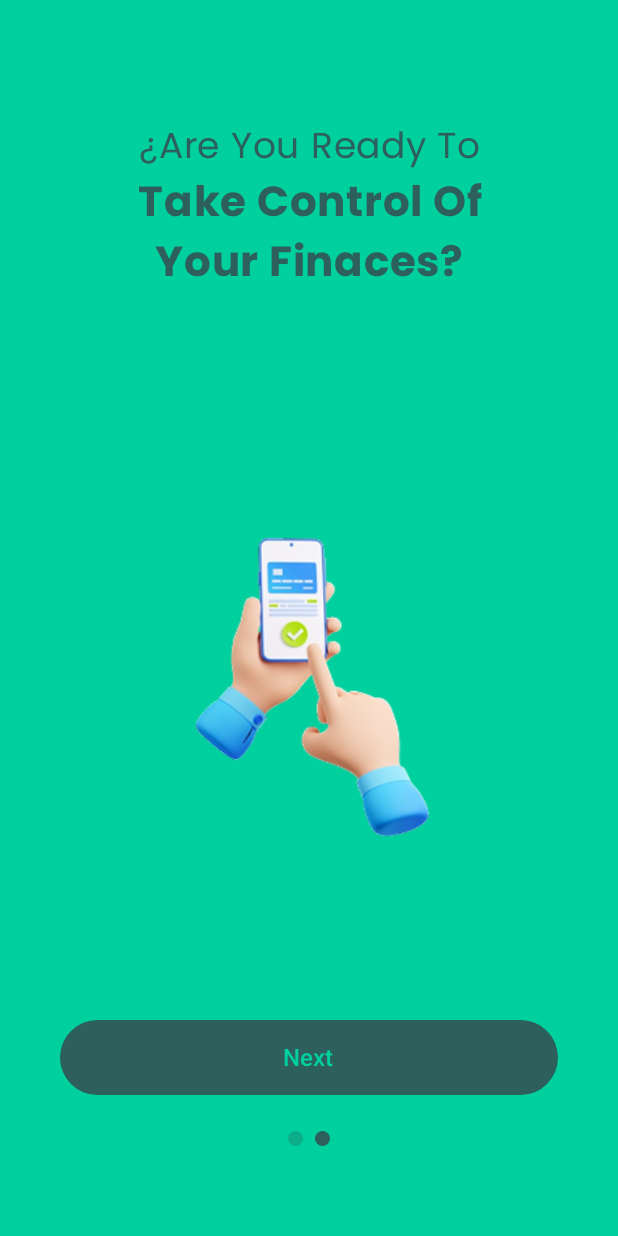
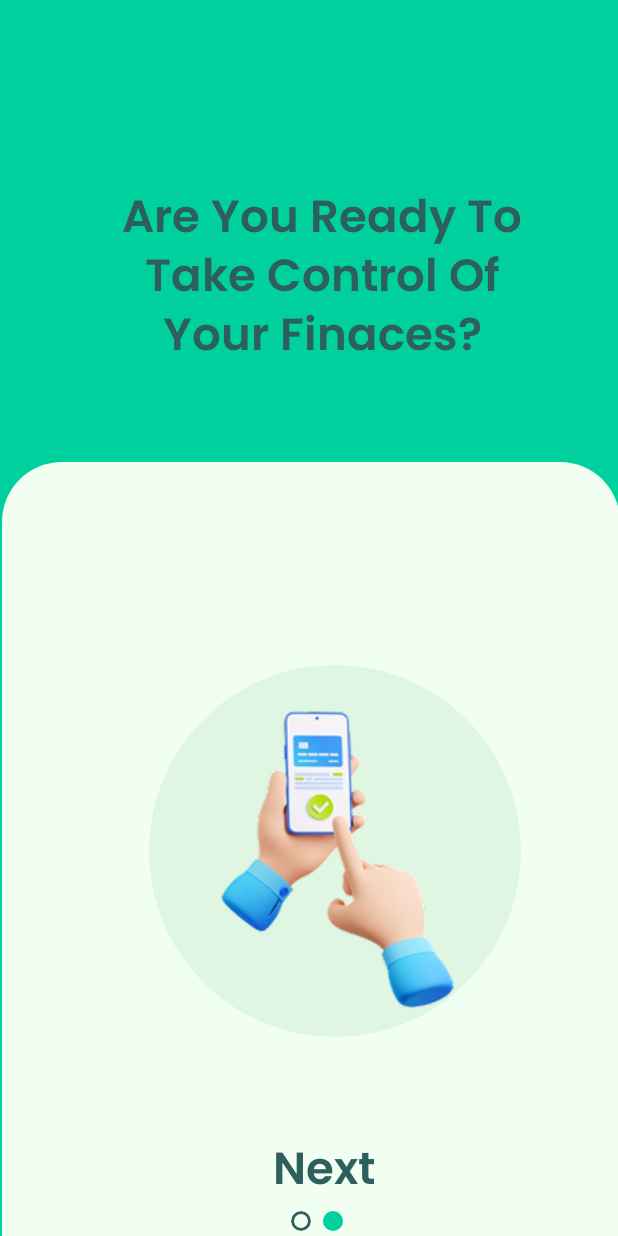
Before and after one commit to jjulianne/FinanceApp, an Android app built with Jetpack Compose: the screen it shows after launch (MainActivity), after a tap on "Next", on a phone screen of 412 x 824 dp. Run offline under Robolectric (Android 15) with nearby library versions, the phone set to English and light mode, and no system bars; our stand-ins replace Dagger/Hilt's generated code.

Commit message:
Cambios en visuales en onboarding e implementaciond e utils para evitar conflictos

```diff
--- /dev/null
+++ b/app/src/main/java/com/example/financeapp/core/Utils.kt
@@ -0,0 +1,23 @@
+package com.example.financeapp.core
+
+import androidx.compose.foundation.clickable
+import androidx.compose.foundation.interaction.MutableInteractionSource
+import androidx.compose.runtime.Composable
+import androidx.compose.runtime.remember
+import androidx.compose.ui.Modifier
+
+/**
+ * Extension function para hacer un Composable clickeable
+ * sin mostrar el efecto 'ripple'.
+ */
+@Composable
+fun Modifier.noRippleClickable(onClick: () -> Unit): Modifier = this.then(
+    Modifier.clickable(
+        indication = null,
+        interactionSource = remember { MutableInteractionSource() }
+    ) {
+        onClick()
+    }
+)
+
+// Aca se pueden sumar futuras funciones
--- a/app/src/main/java/com/example/financeapp/ui/screens/launch/Onboarding1Screen.kt
+++ b/app/src/main/java/com/example/financeapp/ui/screens/launch/Onboarding1Screen.kt
@@ -2,26 +2,23 @@ package com.example.financeapp.ui.screens.launch
 
 import androidx.compose.foundation.Image
 import androidx.compose.foundation.background
+import androidx.compose.foundation.border
 import androidx.compose.foundation.layout.Arrangement
 import androidx.compose.foundation.layout.Box
-import androidx.compose.foundation.layout.Column
 import androidx.compose.foundation.layout.Row
-import androidx.compose.foundation.layout.Spacer
 import androidx.compose.foundation.layout.fillMaxSize
-import androidx.compose.foundation.layout.fillMaxWidth
 import androidx.compose.foundation.layout.height
 import androidx.compose.foundation.layout.offset
-import androidx.compose.foundation.layout.padding
 import androidx.compose.foundation.layout.size
+import androidx.compose.foundation.layout.width
 import androidx.compose.foundation.shape.CircleShape
 import androidx.compose.foundation.shape.RoundedCornerShape
-import androidx.compose.material3.Button
-import androidx.compose.material3.ButtonDefaults
 import androidx.compose.material3.Text
 import androidx.compose.runtime.Composable
 import androidx.compose.ui.Alignment
 import androidx.compose.ui.Modifier
 import androidx.compose.ui.draw.clip
+import androidx.compose.ui.graphics.Color
 import androidx.compose.ui.res.painterResource
 import androidx.compose.ui.text.font.FontWeight
 import androidx.compose.ui.text.style.TextAlign
@@ -31,6 +28,7 @@ import androidx.compose.ui.unit.sp
 import com.example.financeApp.R
 import com.example.financeapp.ui.theme.FinWiseDarkGreen
 import com.example.financeapp.ui.theme.FinWiseGreen
+import com.example.financeapp.core.noRippleClickable
 
 @Composable
 fun Onboarding1Screen(
@@ -41,100 +39,91 @@ fun Onboarding1Screen(
             .fillMaxSize()
             .background(FinWiseGreen) // Fondo verde principal
     ) {
-        // Parte superior con texto
-        Column(
+        // Titulo
+        Text(
+            text = "Welcome to Expense Manager",
             modifier = Modifier
-                .fillMaxWidth()
-                .padding(top = 80.dp)
-                .padding(horizontal = 32.dp),
-            horizontalAlignment = Alignment.CenterHorizontally
+                .offset(x = 70.dp, y = 123.dp)
+                .width(289.dp)
+                .height(122.dp),
+            fontSize = 30.sp,
+            fontWeight = FontWeight.SemiBold, // Poppins SemiBold 600
+            lineHeight = 39.sp,
+            textAlign = TextAlign.Center,
+            color = FinWiseDarkGreen, // #0E3E3E
+            letterSpacing = 0.sp
+        )
+
+        // Base Shape (seccion inferior con forma redondeada)
+        Box(
+            modifier = Modifier
+                .offset(x = 1.dp, y = 308.dp)
+                .width(430.dp)
+                .height(624.dp)
+                .clip(RoundedCornerShape(topStart = 40.dp, topEnd = 40.dp))
+                .background(Color(0xFFF1FFF3)) // #F1FFF3
+        )
+
+        // eclipse (circulo de fondo)
+        Box(
+            modifier = Modifier
+                .offset(x = 99.dp, y = 443.dp)
+                .size(248.dp)
+                .clip(CircleShape)
+                .background(Color(0xFFDFF7E2)) // #DFF7E2
+        )
+
+        // Imagen de las monedas (coin)
+        Image(
+            painter = painterResource(id = R.drawable.onboarding_coins),
+            contentDescription = "Coins illustration",
+            modifier = Modifier
+                .offset(x = 72.dp, y = 403.5.dp)
+                .size(287.dp)
+        )
+
+        // Texto "Next" clickeable
+        Box(
+            modifier = Modifier
+                .offset(x = 181.dp, y = 758.dp)
+                .width(69.dp),
+            contentAlignment = Alignment.Center
         ) {
             Text(
-                text = "Welcome To",
-                fontSize = 24.sp,
-                fontWeight = FontWeight.Normal,
-                color = FinWiseDarkGreen,
-                textAlign = TextAlign.Center
-            )
-
-            Text(
-                text = "Expense Manager",
-                fontSize = 28.sp,
-                fontWeight = FontWeight.Bold,
-                color = FinWiseDarkGreen,
-                textAlign = TextAlign.Center
+                text = "Next",
+                fontSize = 30.sp,
+                fontWeight = FontWeight.SemiBold, // Poppins SemiBold 600
+                textAlign = TextAlign.Center,
+                color = FinWiseDarkGreen, // #0E3E3E
+                letterSpacing = 0.sp,
+                modifier = Modifier.noRippleClickable { onNext() }
             )
         }
 
-        // Parte central con la imagen (placeholder por ahora)
-        Box(
+        // Indicadores de pagina (dots)
+        Row(
             modifier = Modifier
-                .fillMaxWidth()
-                .height(400.dp)
-                .align(Alignment.Center)
-                .offset(y = 40.dp)
-                .clip(RoundedCornerShape(topStart = 40.dp, topEnd = 40.dp))
-                .background(FinWiseGreen.copy(alpha = 0.3f)),
-            contentAlignment = Alignment.Center
+                .offset(x = 194.dp, y = 807.dp)
+                .width(42.dp)
+                .height(13.dp),
+            horizontalArrangement = Arrangement.spacedBy(8.dp)
         ) {
-            Image(
-                 painter = painterResource(id = R.drawable.onboarding_coins),
-                 contentDescription = "Coins illustration",
-                 modifier = Modifier.size(250.dp)
-             )
+            // Dot activo (primera pagina)
+            Box(
+                modifier = Modifier
+                    .size(13.dp)
+                    .clip(CircleShape)
+                    .background(FinWiseGreen) // #00D09E
+            )
 
-
-        }
-
-        // Parte inferior con boton y indicadores
-        Column(
-            modifier = Modifier
-                .fillMaxWidth()
-                .align(Alignment.BottomCenter)
-                .padding(bottom = 60.dp),
-            horizontalAlignment = Alignment.CenterHorizontally
-        ) {
-            // Boton "Next"
-            Button(
-                onClick = onNext,
+            // Dot inactivo (segunda pagina)
+            Box(
                 modifier = Modifier
-                    .fillMaxWidth()
-                    .padding(horizontal = 40.dp)
-                    .height(50.dp),
-                colors = ButtonDefaults.buttonColors(
-                    containerColor = FinWiseDarkGreen
-                ),
-                shape = RoundedCornerShape(25.dp)
-            ) {
-                Text(
-                    text = "Next",
-                    fontSize = 16.sp,
-                    fontWeight = FontWeight.SemiBold,
-                    color = FinWiseGreen
-                )
-            }
-
-            Spacer(modifier = Modifier.height(24.dp))
-
-            // Indicadores de pagina (dots)
-            Row(
-                horizontalArrangement = Arrangement.spacedBy(8.dp)
-            ) {
-                // Pagina activa (primera)
-                Box(
-                    modifier = Modifier
-                        .size(10.dp)
-                        .clip(CircleShape)
-                        .background(FinWiseDarkGreen)
-                )
-                // Pagina inactiva (segunda)
-                Box(
-                    modifier = Modifier
-                        .size(10.dp)
-                        .clip(CircleShape)
-                        .background(FinWiseDarkGreen.copy(alpha = 0.3f))
-                )
-            }
+                    .size(13.dp)
+                    .clip(CircleShape)
+                    .background(Color.Transparent)
+                    .border(2.dp, FinWiseDarkGreen, CircleShape)
+            )
         }
     }
 }
--- a/app/src/main/java/com/example/financeapp/ui/screens/launch/Onboarding2Screen.kt
+++ b/app/src/main/java/com/example/financeapp/ui/screens/launch/Onboarding2Screen.kt
@@ -2,26 +2,23 @@ package com.example.financeapp.ui.screens.launch
 
 import androidx.compose.foundation.Image
 import androidx.compose.foundation.background
+import androidx.compose.foundation.border
 import androidx.compose.foundation.layout.Arrangement
 import androidx.compose.foundation.layout.Box
-import androidx.compose.foundation.layout.Column
 import androidx.compose.foundation.layout.Row
-import androidx.compose.foundation.layout.Spacer
 import androidx.compose.foundation.layout.fillMaxSize
-import androidx.compose.foundation.layout.fillMaxWidth
 import androidx.compose.foundation.layout.height
 import androidx.compose.foundation.layout.offset
-import androidx.compose.foundation.layout.padding
 import androidx.compose.foundation.layout.size
+import androidx.compose.foundation.layout.width
 import androidx.compose.foundation.shape.CircleShape
 import androidx.compose.foundation.shape.RoundedCornerShape
-import androidx.compose.material3.Button
-import androidx.compose.material3.ButtonDefaults
 import androidx.compose.material3.Text
 import androidx.compose.runtime.Composable
 import androidx.compose.ui.Alignment
 import androidx.compose.ui.Modifier
 import androidx.compose.ui.draw.clip
+import androidx.compose.ui.graphics.Color
 import androidx.compose.ui.res.painterResource
 import androidx.compose.ui.text.font.FontWeight
 import androidx.compose.ui.text.style.TextAlign
@@ -29,6 +26,7 @@ import androidx.compose.ui.tooling.preview.Preview
 import androidx.compose.ui.unit.dp
 import androidx.compose.ui.unit.sp
 import com.example.financeApp.R
+import com.example.financeapp.core.noRippleClickable
 import com.example.financeapp.ui.theme.FinWiseDarkGreen
 import com.example.financeapp.ui.theme.FinWiseGreen
 
@@ -42,110 +40,95 @@ fun Onboarding2Screen(
             .fillMaxSize()
             .background(FinWiseGreen) // Fondo verde principal
     ) {
-        // Seccion superior con texto
-        Column(
+        // Titulo
+        Text(
+            text = "Are You Ready To Take Control Of Your Finaces?",
             modifier = Modifier
-                .fillMaxWidth()
-                .padding(top = 80.dp)
-                .padding(horizontal = 32.dp),
-            horizontalAlignment = Alignment.CenterHorizontally
+                .offset(x = 70.dp, y = 123.dp)
+                .width(289.dp)
+                .height(122.dp),
+            fontSize = 30.sp,
+            fontWeight = FontWeight.SemiBold, // Poppins SemiBold 600
+            lineHeight = 39.sp,
+            textAlign = TextAlign.Center,
+            color = FinWiseDarkGreen, // #0E3E3E
+            letterSpacing = 0.sp
+        )
+
+        // Base Shape (parte inferior con forma redondeada)
+        Box(
+            modifier = Modifier
+                .offset(x = 1.dp, y = 308.dp)
+                .width(430.dp)
+                .height(624.dp)
+                .clip(RoundedCornerShape(topStart = 40.dp, topEnd = 40.dp))
+                .background(Color(0xFFF1FFF3)) // #F1FFF3
+        )
+
+        // Circulo de fondo
+        Box(
+            modifier = Modifier
+                .offset(x = 99.dp, y = 443.dp)
+                .size(248.dp)
+                .clip(CircleShape)
+                .background(Color(0xFFDFF7E2)) // #DFF7E2
+        )
+
+        // Imagen del celular
+        Image(
+            painter = painterResource(id = R.drawable.onboarding_phone),
+            contentDescription = "Phone illustration",
+            modifier = Modifier
+                .offset(x = 99.dp, y = 443.dp)
+                .size(248.dp)
+        )
+
+        // Texto "Next"
+        Box(
+            modifier = Modifier
+                .offset(x = 181.dp, y = 758.dp)
+                .width(69.dp),
+            contentAlignment = Alignment.Center
         ) {
             Text(
-                text = "¿Are You Ready To",
-                fontSize = 24.sp,
-                fontWeight = FontWeight.Normal,
-                color = FinWiseDarkGreen,
-                textAlign = TextAlign.Center
-            )
-
-            Text(
-                text = "Take Control Of",
-                fontSize = 28.sp,
-                fontWeight = FontWeight.Bold,
-                color = FinWiseDarkGreen,
-                textAlign = TextAlign.Center
-            )
-
-            Text(
-                text = "Your Finaces?",
-                fontSize = 28.sp,
-                fontWeight = FontWeight.Bold,
-                color = FinWiseDarkGreen,
-                textAlign = TextAlign.Center
+                text = "Next",
+                fontSize = 30.sp,
+                fontWeight = FontWeight.SemiBold, // Poppins SemiBold 600
+                textAlign = TextAlign.Center,
+                color = FinWiseDarkGreen, // #0E3E3E
+                letterSpacing = 0.sp,
+                modifier = Modifier.noRippleClickable { onNext() }
             )
         }
 
-        // Seccion central con la imagen del celular
-        Box(
+        // Indicadores de pagina (dots)
+        Row(
             modifier = Modifier
-                .fillMaxWidth()
-                .height(400.dp)
-                .align(Alignment.Center)
-                .offset(y = 40.dp)
-                .clip(RoundedCornerShape(topStart = 40.dp, topEnd = 40.dp))
-                .background(FinWiseGreen.copy(alpha = 0.3f)),
-            contentAlignment = Alignment.Center
+                .offset(x = 194.dp, y = 807.dp)
+                .width(42.dp)
+                .height(13.dp),
+            horizontalArrangement = Arrangement.spacedBy(8.dp)
         ) {
-            // Imagen del celular desde el drawable
-            Image(
-                painter = painterResource(id = R.drawable.onboarding_phone),
-                contentDescription = "Phone illustration",
-                modifier = Modifier.size(250.dp)
+            // Dot inactivo (primera pagina)
+            Box(
+                modifier = Modifier
+                    .size(13.dp)
+                    .clip(CircleShape)
+                    .background(Color.Transparent)
+                    .border(2.dp, FinWiseDarkGreen, CircleShape)
             )
-        }
 
-        // Seccion inferior con boton y indicadores
-        Column(
-            modifier = Modifier
-                .fillMaxWidth()
-                .align(Alignment.BottomCenter)
-                .padding(bottom = 60.dp),
-            horizontalAlignment = Alignment.CenterHorizontally
-        ) {
-            // Boton "Next"
-            Button(
-                onClick = onNext,
+            // Dot activo (segunda pagina)
+            Box(
                 modifier = Modifier
-                    .fillMaxWidth()
-                    .padding(horizontal = 40.dp)
-                    .height(50.dp),
-                colors = ButtonDefaults.buttonColors(
-                    containerColor = FinWiseDarkGreen
-                ),
-                shape = RoundedCornerShape(25.dp)
-            ) {
-                Text(
-                    text = "Next",
-                    fontSize = 16.sp,
-                    fontWeight = FontWeight.SemiBold,
-                    color = FinWiseGreen
-                )
-            }
-
-            Spacer(modifier = Modifier.height(24.dp))
-
-            // Indicadores de pagina (dots)
-            Row(
-                horizontalArrangement = Arrangement.spacedBy(8.dp)
-            ) {
-                // Pagina inactiva (primera)
-                Box(
-                    modifier = Modifier
-                        .size(10.dp)
-                        .clip(CircleShape)
-                        .background(FinWiseDarkGreen.copy(alpha = 0.3f))
-                )
-                // Pagina activa (segunda)
-                Box(
-                    modifier = Modifier
-                        .size(10.dp)
-                        .clip(CircleShape)
-                        .background(FinWiseDarkGreen)
-                )
-            }
+                    .size(13.dp)
+                    .clip(CircleShape)
+                    .background(FinWiseGreen) // #00D09E
+            )
         }
     }
 }
+
 
 @Preview(showBackground = true, widthDp = 430, heightDp = 932)
 @Composable
```
